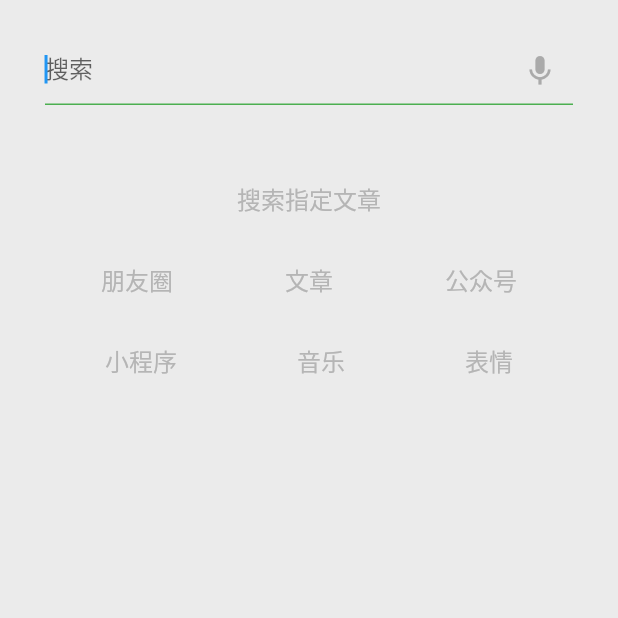
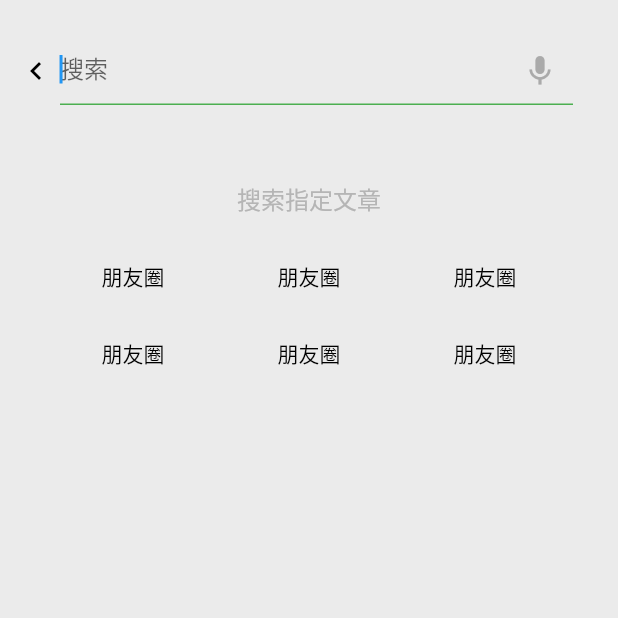
Before and after one commit to zhang-wangz/flutter_wechat, a Flutter app: the search screen opened by its route, on a phone screen of 412 x 824 dp, the top half of it. Run offline on Flutter 3.47's test engine with Material 2 defaults, Android fonts, the phone set to English and light mode, and no system bars; missing offline and left inert: flutter_webview_plugin.

Commit message:
touch_callback

```diff
--- /dev/null
+++ b/lib/common/touch_callback.dart
@@ -0,0 +1,48 @@
+import 'package:flutter/material.dart';
+
+
+class TouchCallBack extends StatefulWidget{
+  final Widget child;
+  final VoidCallback onPressed;
+  final bool isfeed;
+  final Color background;
+
+  TouchCallBack({Key key,
+    @required this.child,
+    @required this.onPressed,
+    this.isfeed: true,
+    this.background: const Color(0xffd8d8d8),
+
+  }): super(key:key);//初始化
+
+  @override
+  TouchState createState() => TouchState();
+}
+
+class TouchState extends State<TouchCallBack>{
+  Color  color= Colors.transparent;//透明色
+
+  @override
+  Widget build(BuildContext context) {
+    return GestureDetector(
+      child: Container(
+        color: color,
+        child: widget.child,
+      ),
+      onTap: widget.onPressed,
+      onPanDown: (d){
+        if(widget.isfeed == false) return ;
+        setState(() {
+          color = widget.background;
+        });
+      },
+      onPanCancel: (){
+        setState(() {
+          color = Colors.transparent;
+        });
+      },
+    );
+  }
+
+
+}
--- a/lib/search.dart
+++ b/lib/search.dart
@@ -1,4 +1,7 @@
 import 'package:flutter/material.dart';
+import 'package:wechat/common/touch_callback.dart';
+
+
 
 class search extends StatefulWidget{
 
@@ -8,13 +11,25 @@ class search extends StatefulWidget{
 
 class SearchState extends State<search>{
 
-  FocusNode focusNode = new FocusNode();  //焦点
+  FocusNode focusNode = new FocusNode();  //当用户点击时获取这个widget的控制
 
   _requestFocus(){
     FocusScope.of(context).requestFocus(focusNode);
     return focusNode;
   }
+
+  //还没看懂//回调
   _getText(String text){
+      return TouchCallBack(
+        isfeed: false,
+        onPressed: (){},
+        child: Text(
+          text,
+          style: TextStyle(
+            fontSize: 14.0,color: Colors.black,
+          ),
+        ),
+      );
 
   }
 
@@ -27,29 +42,53 @@ class SearchState extends State<search>{
       body: Container(
         margin: const EdgeInsets.only(top: 25.0),
         child: Column(
-          crossAxisAlignment: CrossAxisAlignment.center,
+          //crossAxisAlignment: CrossAxisAlignment.center,
+          mainAxisAlignment: MainAxisAlignment.start,
           children: <Widget>[
-
             Stack(
               children: <Widget>[
+
+
+
+                TouchCallBack(//回调
+                  isfeed:  false,
+                  onPressed:  (){
+                    Navigator.pop(context);//点击退出
+                  },
+                  child: Container(
+                    height: 45.0,
+                    margin: const EdgeInsets.only(left: 12.0, right: 10.0),
+                    child: Icon(
+                      Icons.chevron_left,//左箭头
+                      color: Colors.black,
+                    ),
+                  ),
+                ),
+
+
+
 
                 Container(
 
                   alignment: Alignment.centerLeft,  //对齐方式，垂直居中，水平居左
                   height: 45.0,
-                  margin: const EdgeInsets.only(left: 30.0, right: 30.0),
+                  margin: const EdgeInsets.only(left: 40.0, right: 30.0),
+
                   decoration:BoxDecoration(
                     border: Border(bottom: BorderSide(width: 1.0, color: Colors.green)),
                   ),
 
 
                   child: Row(
-                    crossAxisAlignment: CrossAxisAlignment.center,
+                    crossAxisAlignment: CrossAxisAlignment.center,//垂直与父组件
+
                     children: <Widget>[
-                      Expanded(
-                        child: TextField(
 
-                          focusNode: _requestFocus(),//回调？？？
+
+                      Expanded(//用于将row，column，flex 剩余空间充满
+                        child: TextField(//输入
+
+                          focusNode: _requestFocus(),//回调，获取控制
 
                           style: TextStyle(
                             color: Colors.black,
@@ -95,21 +134,11 @@ class SearchState extends State<search>{
             Padding(
               padding: const EdgeInsets.all(30.0),
               child: Row(
-                mainAxisAlignment: MainAxisAlignment.spaceAround,
+                mainAxisAlignment: MainAxisAlignment.spaceAround,//与父组件一致
                 children: <Widget>[
-                  Text(
-                    '朋友圈',
-                    style:  TextStyle(fontSize: 16.0,color: Color(0xffb5b5b5)),
-                  ),
-                  Text(
-                    '文章',
-                    style:  TextStyle(fontSize: 16.0,color: Color(0xffb5b5b5)),
-                  ),
-
-                  Text(
-                    '公众号',
-                    style:  TextStyle(fontSize: 16.0,color: Color(0xffb5b5b5)),
-                  ),
+                  _getText("朋友圈"),
+                  _getText("朋友圈"),
+                  _getText("朋友圈"),
 
 
                 ],
@@ -121,25 +150,19 @@ class SearchState extends State<search>{
               child: Row(
                 mainAxisAlignment: MainAxisAlignment.spaceAround,
                 children: <Widget>[
-                  Text(
-                    '小程序',
-                    style:  TextStyle(fontSize: 16.0,color: Color(0xffb5b5b5)),
-                  ),
-                  Text(
-                    '音乐',
-                    style:  TextStyle(fontSize: 16.0,color: Color(0xffb5b5b5)),
-                  ),
+                  _getText("朋友圈"),
+                  _getText("朋友圈"),
+                  _getText("朋友圈"),
 
-                  Text(
-                    '表情',
-                    style:  TextStyle(fontSize: 16.0,color: Color(0xffb5b5b5)),
-                  ),
+
 
                 ],
               ),
             ),
           ],
         ),
+
+
       ),
     );
   }
```
